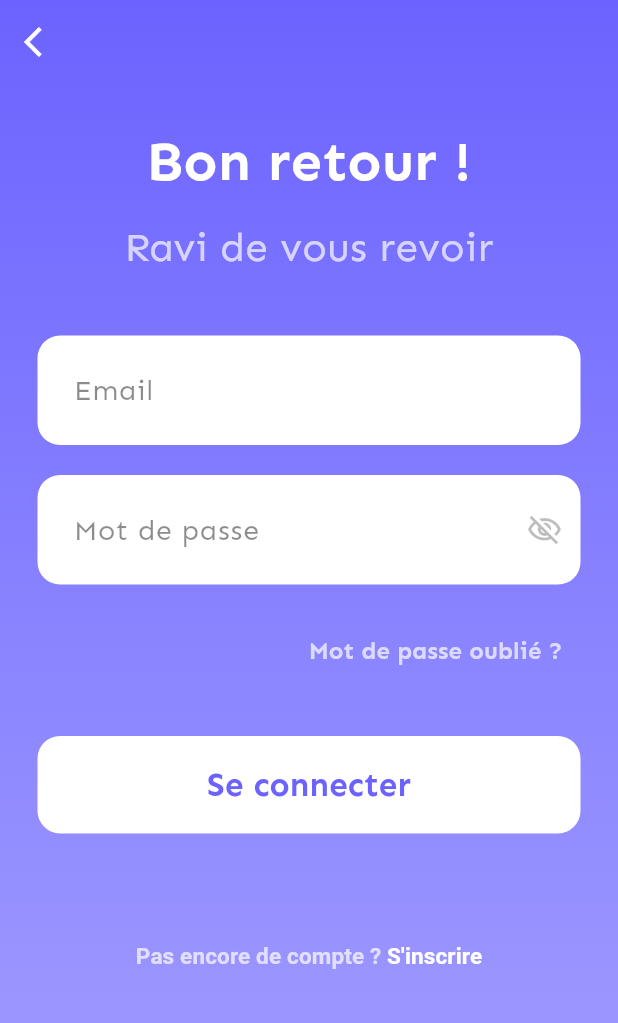
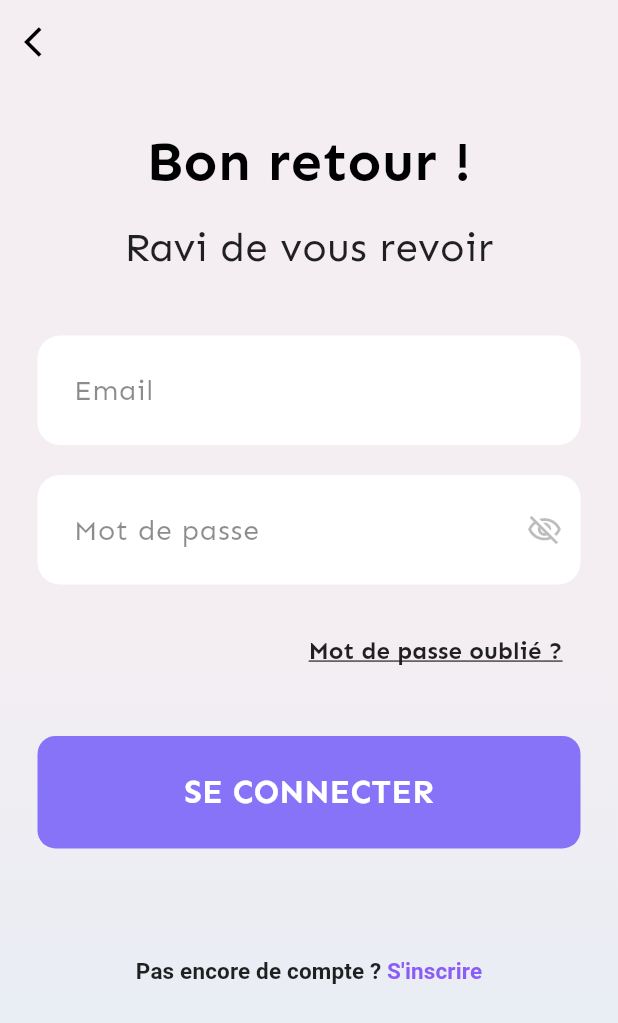
Before and after one commit to TugoMC/event_app, a Flutter app: the screen it shows after launch, after a tap on "Passer", on a phone screen of 412 x 824 dp. Shown: the top 1023 px of the screen. Run offline on Flutter 3.47's test engine with Material 3 defaults, Android fonts, the phone set to English and light mode, and no system bars; our stand-ins replace carousel_slider, cloud_firestore, firebase_auth, firebase_core, flutter_svg, google_sign_in and 3 more; accounts and stored records are empty.

Commit message:
"Updated Android build configuration, modified SVG icon, and refactored UI components in auth screens."

```diff
--- a/lib/presentation/screens/auth/login_screen.dart
+++ b/lib/presentation/screens/auth/login_screen.dart
@@ -42,7 +42,7 @@ class _LoginScreenState extends State<LoginScreen> {
                       style: TextStyle(
                         fontSize: 24,
                         fontWeight: FontWeight.bold,
-                        color: Color(0xFF6C63FF),
+                        color: Color(0xFF8B5CF6),
                       ),
                     ),
                     const SizedBox(height: 16),
@@ -94,7 +94,7 @@ class _LoginScreenState extends State<LoginScreen> {
                         Container(
                           height: 45,
                           decoration: BoxDecoration(
-                            color: const Color(0xFF6C63FF),
+                            color: const Color(0xFF8B5CF6),
                             borderRadius: BorderRadius.circular(15),
                           ),
                           child: TextButton(
@@ -205,6 +205,9 @@ class _LoginScreenState extends State<LoginScreen> {
         horizontal: 25,
         vertical: 10,
       ),
+      decoration: BoxDecoration(
+        borderRadius: BorderRadius.circular(15),
+      ),
       child: TextFormField(
         controller: controller,
         obscureText: isPassword && !_isPasswordVisible,
@@ -245,6 +248,7 @@ class _LoginScreenState extends State<LoginScreen> {
                 ? 'Entrez votre mot de passe'
                 : 'Entrez votre email'
             : null,
+        style: const TextStyle(color: Colors.black87),
       ),
     );
   }
@@ -262,7 +266,7 @@ class _LoginScreenState extends State<LoginScreen> {
         leading: IconButton(
           icon: const Icon(
             Icons.arrow_back_ios,
-            color: Colors.white,
+            color: Colors.black,
           ),
           onPressed: () => Navigator.pop(context),
         ),
@@ -273,9 +277,9 @@ class _LoginScreenState extends State<LoginScreen> {
             begin: Alignment.topCenter,
             end: Alignment.bottomCenter,
             colors: [
-              Color(0xFF6C63FF),
-              Color(0xFF8983FF),
-              Color(0xFFA5A0FF),
+              Color(0xffF4EEF2),
+              Color(0xffF4EEF2),
+              Color(0xffE3EDF5),
             ],
           ),
         ),
@@ -293,7 +297,7 @@ class _LoginScreenState extends State<LoginScreen> {
                       style: TextStyle(
                         fontWeight: FontWeight.bold,
                         fontSize: 37,
-                        color: Colors.white,
+                        color: Colors.black,
                       ),
                     ),
                     const SizedBox(height: 15),
@@ -301,7 +305,7 @@ class _LoginScreenState extends State<LoginScreen> {
                       "Ravi de vous revoir",
                       textAlign: TextAlign.center,
                       style: TextStyle(
-                          fontSize: 27, color: Colors.white70, height: 1.2),
+                          fontSize: 27, color: Colors.black87, height: 1.2),
                     ),
                     SizedBox(height: size.height * 0.04),
                     _buildTextField("Email", _emailController),
@@ -319,7 +323,9 @@ class _LoginScreenState extends State<LoginScreen> {
                             style: TextStyle(
                               fontWeight: FontWeight.bold,
                               fontSize: 16,
-                              color: Colors.white70,
+                              color: Colors.black87,
+                              decoration:
+                                  TextDecoration.underline, // Added underline
                             ),
                           ),
                         ),
@@ -328,29 +334,34 @@ class _LoginScreenState extends State<LoginScreen> {
                     SizedBox(height: size.height * 0.04),
                     Padding(
                       padding: const EdgeInsets.symmetric(horizontal: 25),
-                      child: Container(
-                        width: size.width,
-                        height: 65,
-                        decoration: BoxDecoration(
-                          color: Colors.white,
-                          borderRadius: BorderRadius.circular(15),
+                      child: ElevatedButton(
+                        onPressed: _isLoading ? null : _login, // or _register
+                        style: ElevatedButton.styleFrom(
+                          backgroundColor: const Color(
+                              0xFF8773F8), // Updated color to match onboarding
+                          foregroundColor: Colors.white,
+                          elevation: 0, // Removed elevation for a flatter look
+                          shape: RoundedRectangleBorder(
+                            borderRadius: BorderRadius.circular(
+                                12), // Matched border radius
+                          ),
+                          padding: EdgeInsets.symmetric(vertical: 22),
                         ),
-                        child: TextButton(
-                          onPressed: _isLoading ? null : _login,
-                          child: _isLoading
-                              ? const CircularProgressIndicator(
-                                  valueColor: AlwaysStoppedAnimation<Color>(
-                                      Color(0xFF6C63FF)),
-                                )
-                              : const Text(
-                                  "Se connecter",
-                                  style: TextStyle(
-                                    fontWeight: FontWeight.bold,
-                                    color: Color(0xFF6C63FF),
-                                    fontSize: 22,
-                                  ),
+                        child: _isLoading
+                            ? CircularProgressIndicator(
+                                valueColor:
+                                    AlwaysStoppedAnimation<Color>(Colors.white),
+                                strokeWidth: 2,
+                              )
+                            : Text(
+                                "SE CONNECTER", // or "S'INSCRIRE"
+                                style: const TextStyle(
+                                  fontFamily:
+                                      'Sen', // Added font family if used in onboarding
+                                  fontWeight: FontWeight.bold,
+                                  fontSize: 22,
                                 ),
-                        ),
+                              ),
                       ),
                     ),
                     SizedBox(height: size.height * 0.07),
@@ -361,19 +372,19 @@ class _LoginScreenState extends State<LoginScreen> {
                           MaterialPageRoute(
                               builder: (context) => RegisterScreen()),
                         ),
-                        child: Text.rich(
+                        child: const Text.rich(
                           TextSpan(
                             text: "Pas encore de compte ? ",
-                            style: const TextStyle(
-                              color: Colors.white70,
+                            style: TextStyle(
+                              color: Colors.black87,
                               fontWeight: FontWeight.bold,
                               fontSize: 15,
                             ),
-                            children: const [
+                            children: [
                               TextSpan(
                                 text: "S'inscrire",
                                 style: TextStyle(
-                                  color: Colors.white,
+                                  color: Color(0xFF8B5CF6),
                                   fontWeight: FontWeight.bold,
                                 ),
                               ),
```
Also changed, not shown: lib/presentation/screens/auth/auth_screen.dart (+22 -22 lines), lib/presentation/screens/auth/register_screen.dart (+37 -33 lines), assets/icons/email.svg, 1 other file.
